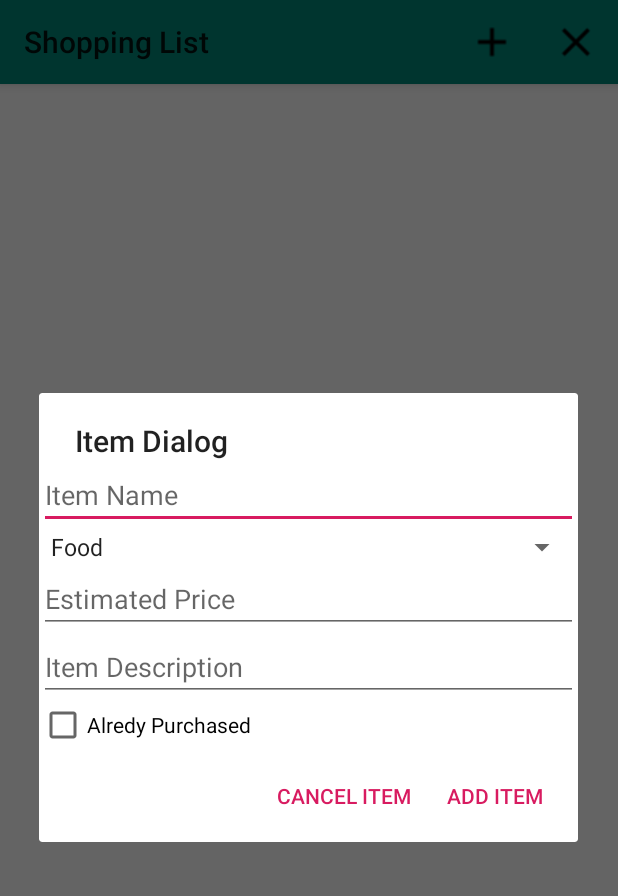
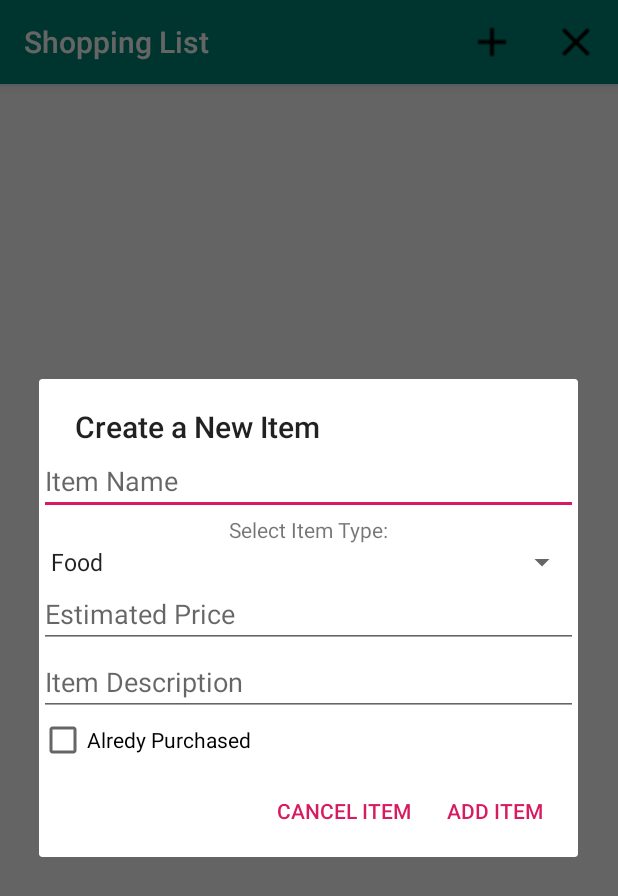
Before and after one commit to yesheng7152/AIT-Mobile, an Android app: the MainActivity screen opened directly, with no data from a screen before it, after a tap on "Add Item", on a phone screen of 412 x 824 dp. Shown: the top 896 px of the screen. Run offline under Robolectric (Android 15) with nearby library versions, the phone set to English and light mode, and no system bars; our stand-ins replace Room's generated code; libraries missing offline, so code that uses them is left out: uk.co.samuelwall; 1 statement that could not run was skipped.

Commit message:
fixed tutorial view bug and extract all strings into string.xml

```diff
--- a/ShoppingList/app/build.gradle
+++ b/ShoppingList/app/build.gradle
@@ -38,5 +38,5 @@ dependencies {
     implementation 'com.flaviofaria:kenburnsview:1.0.7'
     implementation 'android.arch.persistence.room:runtime:2.2.5'
     kapt 'android.arch.persistence.room:compiler:2.2.5'
-    implementation 'uk.co.samuelwall:material-tap-target-prompt:2.3.0'
+    implementation 'uk.co.samuelwall:material-tap-target-prompt:2.14.0'
 }
--- a/ShoppingList/app/src/main/AndroidManifest.xml
+++ b/ShoppingList/app/src/main/AndroidManifest.xml
@@ -18,7 +18,7 @@
 
         <activity
             android:name=".MainActivity"
-            android:label="@string/shoppingList"
+            android:label="@string/app_name"
             android:theme="@style/AppTheme.NoActionBar"></activity>
 
     </application>
--- a/ShoppingList/app/src/main/java/hu/ait/shoppinglist/MainActivity.kt
+++ b/ShoppingList/app/src/main/java/hu/ait/shoppinglist/MainActivity.kt
@@ -3,6 +3,7 @@ package hu.ait.shoppinglist
 import android.app.ProgressDialog.show
 import android.content.Context
 import android.os.Bundle
+import android.os.Handler
 import android.view.Menu
 import android.view.MenuItem
 import android.widget.Toast
@@ -13,13 +14,14 @@ import hu.ait.shoppinglist.data.AppDatabase
 import hu.ait.shoppinglist.data.Item
 import kotlinx.android.synthetic.main.activity_main.*
 import uk.co.samuelwall.materialtaptargetprompt.MaterialTapTargetPrompt
+import uk.co.samuelwall.materialtaptargetprompt.MaterialTapTargetSequence
 import java.sql.Date
 
 class MainActivity : AppCompatActivity(),ShopDialog.ItemHandler {
 
     lateinit var itemAdapter: ItemAdapter
 
-    companion object{
+    companion object {
         const val KEY_EDIT = "KEY_EDIT"
         const val PREF_NAME = "PREFTODO"
         const val KEY_STARTED = "KEY_STARTED"
@@ -31,28 +33,39 @@ class MainActivity : AppCompatActivity(),ShopDialog.ItemHandler {
         setContentView(R.layout.activity_main)
         setSupportActionBar(toolbar)
 
+
         initRecyclerView()
 
     }
+
     override fun onCreateOptionsMenu(menu: Menu?): Boolean {
-        menuInflater.inflate(R.menu.menu_main,menu)
-        //if(!wasStartedBefore()) {
-            //tutorial view set up
-            MaterialTapTargetPrompt.Builder(this)
-                .setTarget(R.id.add_Item)
-                .setPrimaryText("Create Item")
-                .setSecondaryText("Click here to create new shopping items").show()
-       // }
-
-       // saveStartInfo()
+        menuInflater.inflate(R.menu.menu_main, menu)
+        if (!wasStartedBefore()) {
+            Handler().post {
+                MaterialTapTargetSequence().addPrompt(
+                        MaterialTapTargetPrompt.Builder(this)
+                            .setTarget(R.id.add_Item)
+                            .setPrimaryText(getString(R.string.create_item))
+                            .setSecondaryText(getString(R.string.click_to_create_new))
+                            .create(), 4000
+                    )
+                    .addPrompt(
+                        MaterialTapTargetPrompt.Builder(this)
+                            .setTarget(R.id.delete_All)
+                            .setPrimaryText(getString(R.string.delete_list))
+                            .setSecondaryText(getString(R.string.click_to_delete_list))
+                            .create(), 4000
+                    ).show()
+            }
+        }
+        saveStartInfo()
         return super.onCreateOptionsMenu(menu)
     }
 
     override fun onOptionsItemSelected(item: MenuItem): Boolean {
-        if (item.itemId == R.id.add_Item){
+        if (item.itemId == R.id.add_Item) {
             showAddShopDialog()
-
-        }else if(item.itemId ==R.id.delete_All){
+        } else if (item.itemId == R.id.delete_All) {
             deleteAll()
         }
         return super.onOptionsItemSelected(item)
@@ -68,10 +81,6 @@ class MainActivity : AppCompatActivity(),ShopDialog.ItemHandler {
 
     fun wasStartedBefore() : Boolean {
         var sharedPref = getSharedPreferences(PREF_NAME, Context.MODE_PRIVATE)
-
-        var lastTime = sharedPref.getString(KEY_LAST_USED, "This is the first time")
-        Toast.makeText(this, lastTime, Toast.LENGTH_LONG).show()
-
         return sharedPref.getBoolean(KEY_STARTED, false)
     }
 
--- a/ShoppingList/app/src/main/java/hu/ait/shoppinglist/ShopDialog.kt
+++ b/ShoppingList/app/src/main/java/hu/ait/shoppinglist/ShopDialog.kt
@@ -29,7 +29,7 @@ class ShopDialog : DialogFragment(){
             itemHandler = context
         } else {
             throw RuntimeException(
-                "The Activity is not implementing the TodoHandler interface.")
+                getString(R.string.itemhandler_runtime_exception))
         }
     }
 
@@ -41,7 +41,7 @@ class ShopDialog : DialogFragment(){
 
     override fun onCreateDialog(savedInstanceState: Bundle?): Dialog {
         val dialogBuilder = AlertDialog.Builder(requireContext())
-        dialogBuilder.setTitle("Item Dialog")
+        dialogBuilder.setTitle(getString(R.string.create_a_new_item))
         val dialogView = requireActivity().layoutInflater.inflate(
             R.layout.shop_dialog, null
         )
@@ -72,14 +72,14 @@ class ShopDialog : DialogFragment(){
             etPrice.setText(listItem.itemPrice)
             etDescription.setText(listItem.itemDescription)
 
-            dialogBuilder.setTitle("Edit Item")
+            dialogBuilder.setTitle(getString(R.string.edit_item))
         }
 
-        dialogBuilder.setPositiveButton("Add Item"){
+        dialogBuilder.setPositiveButton(getString(R.string.add_item)){
             dialog, which ->
         }
 
-        dialogBuilder.setNegativeButton("Cancel Item"){
+        dialogBuilder.setNegativeButton(getString(R.string.cancel_item)){
             dialog, which ->
         }
 
@@ -101,7 +101,7 @@ class ShopDialog : DialogFragment(){
                 }
                 dialog!!.dismiss()
             }else{
-                etItemName.error = "This field can not be empty"
+                etItemName.error = getString(R.string.item_name_error)
             }
         }
     }
--- a/ShoppingList/app/src/main/res/layout/activity_main.xml
+++ b/ShoppingList/app/src/main/res/layout/activity_main.xml
@@ -10,6 +10,7 @@
     android:layout_width="match_parent"
     android:layout_height="wrap_content">
     <androidx.appcompat.widget.Toolbar
+        app:titleTextColor="#FDFDFD"
         android:id="@+id/toolbar"
         android:layout_width="match_parent"
         android:layout_height="wrap_content"
@@ -19,6 +20,7 @@
 
     </androidx.appcompat.widget.Toolbar>
 </com.google.android.material.appbar.AppBarLayout>
+
 
 
     <androidx.recyclerview.widget.RecyclerView
--- a/ShoppingList/app/src/main/res/layout/activity_splash.xml
+++ b/ShoppingList/app/src/main/res/layout/activity_splash.xml
@@ -15,6 +15,7 @@
         android:layout_width="100dp"
         android:layout_height="100dp"
         android:src="@drawable/shopping_list_logo"
+        android:contentDescription="@string/logo"
         />
 
 
--- a/ShoppingList/app/src/main/res/layout/shop_dialog.xml
+++ b/ShoppingList/app/src/main/res/layout/shop_dialog.xml
@@ -1,14 +1,22 @@
 <?xml version="1.0" encoding="utf-8"?>
 <LinearLayout xmlns:android="http://schemas.android.com/apk/res/android"
     android:orientation="vertical" android:layout_width="match_parent"
-    android:layout_height="match_parent">
+    android:layout_height="match_parent"
+    >
 
     <EditText
         android:id="@+id/etName"
         android:layout_width="match_parent"
         android:layout_height="wrap_content"
-        android:hint="Item Name"
+        android:hint="@string/item_name"
         />
+
+    <TextView
+        android:id="@+id/tvType"
+        android:gravity="center"
+        android:layout_width="match_parent"
+        android:layout_height="wrap_content"
+        android:text="@string/select_item_type"/>
 
     <Spinner
         android:id="@+id/spCategory"
@@ -20,21 +28,21 @@
         android:id="@+id/etPrice"
         android:layout_width="match_parent"
         android:layout_height="wrap_content"
-        android:hint="Estimated Price"
+        android:hint="@string/estimated_price"
         />
 
     <EditText
         android:id="@+id/etDescription"
         android:layout_width="match_parent"
         android:layout_height="wrap_content"
-        android:hint="Item Description"
+        android:hint="@string/item_description"
         />
 
     <CheckBox
         android:id="@+id/cbAlreadyDone"
         android:layout_width="match_parent"
         android:layout_height="wrap_content"
-        android:text="Alredy Purchased"
+        android:text="@string/alredy_purchased"
         />
 
 
--- a/ShoppingList/app/src/main/res/values/strings.xml
+++ b/ShoppingList/app/src/main/res/values/strings.xml
@@ -1,5 +1,5 @@
 <resources>
-    <string name="app_name">ShoppingList</string>
+    <string name="app_name">Shopping List</string>
     <string name="title_activity_main">MainActivity</string>
     <string name="large_text">
         "Material is the metaphor.\n\n"
@@ -97,4 +97,23 @@
     </string-array>
     <string name="action_settings">Settings</string>
     <string name="shoppingList">Shopping List</string>
+    <string name="item_name">Item Name</string>
+    <string name="purchased">Purchased</string>
+    <string name="delete">Delete</string>
+    <string name="edit">Edit</string>
+    <string name="select_item_type">Select Item Type:</string>
+    <string name="estimated_price">Estimated Price</string>
+    <string name="item_description">Item Description</string>
+    <string name="alredy_purchased">Alredy Purchased</string>
+    <string name="logo">logo</string>
+    <string name="create_a_new_item">Create a New Item</string>
+    <string name="edit_item">Edit Item</string>
+    <string name="add_item">Add Item</string>
+    <string name="cancel_item">Cancel Item</string>
+    <string name="item_name_error">This field can not be empty</string>
+    <string name="itemhandler_runtime_exception">The Activity is not implementing the ItemHandler interface.</string>
+    <string name="create_item">Create Item</string>
+    <string name="click_to_create_new">Click here to create new shopping items</string>
+    <string name="delete_list">Delete List</string>
+    <string name="click_to_delete_list">Click here to delete all items on the list</string>
 </resources>
```
Also changed, not shown: ShoppingList/app/src/main/res/layout/shop_row.xml (+5 -5 lines), ShoppingList/app/src/main/java/hu/ait/shoppinglist/adapter/ItemAdapter.kt (line endings or trailing spaces).
